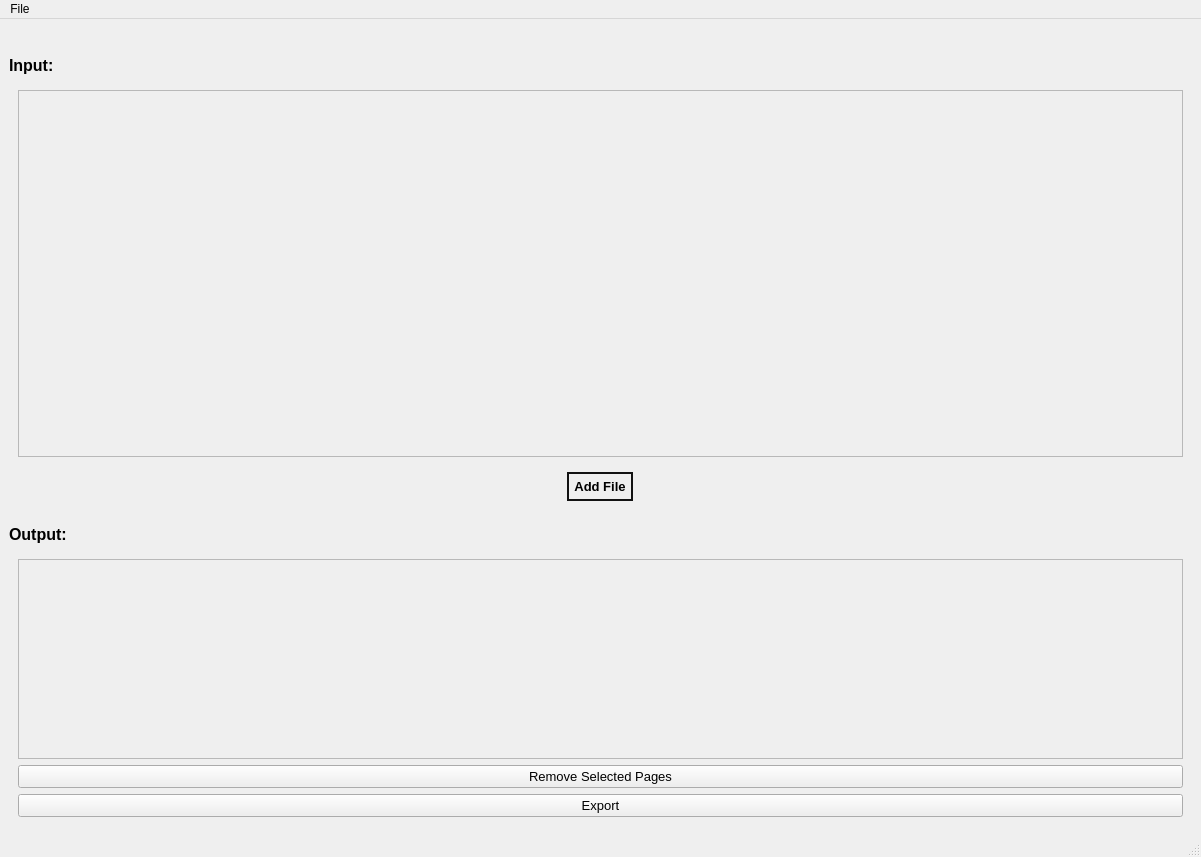
Old version of the form ui_files/MainWindow.ui in the repository StevenSong-sTs/PDF-Tailor.
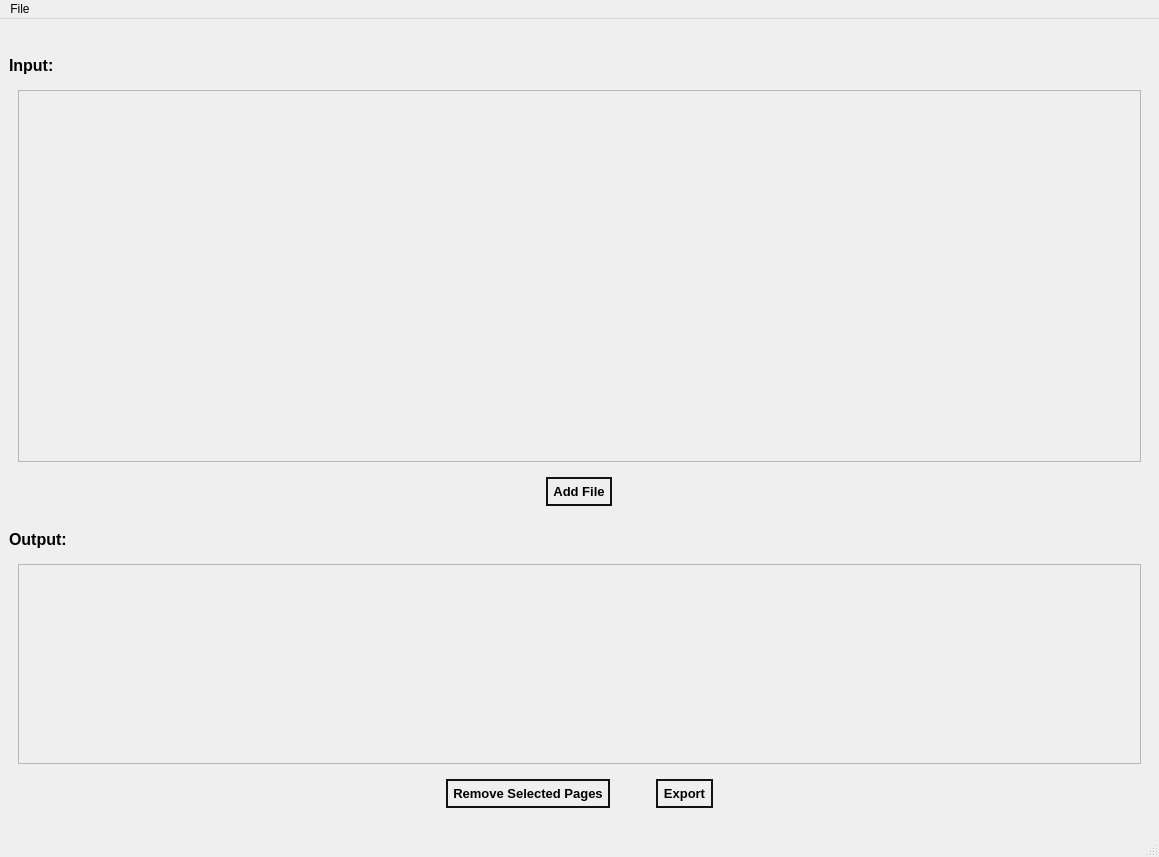
New version of the form.

Commit message: change button style

What changed in the file:
```diff
--- a/ui_files/MainWindow.ui
+++ b/ui_files/MainWindow.ui
@@ -6,7 +6,7 @@
    <rect>
     <x>0</x>
     <y>0</y>
-    <width>1201</width>
+    <width>1159</width>
     <height>857</height>
    </rect>
   </property>
@@ -56,8 +56,8 @@
            <rect>
             <x>0</x>
             <y>0</y>
-            <width>1163</width>
-            <height>333</height>
+            <width>1121</width>
+            <height>341</height>
            </rect>
           </property>
          </widget>
@@ -157,32 +157,76 @@
            <rect>
             <x>0</x>
             <y>0</y>
-            <width>1163</width>
+            <width>1121</width>
             <height>198</height>
            </rect>
           </property>
          </widget>
         </widget>
        </item>
+       <item alignment="Qt::AlignmentFlag::AlignHCenter">
+        <widget class="QWidget" name="outputButtonContainer" native="true">
+         <layout class="QHBoxLayout" name="horizontalLayout_2">
        <item>
         <widget class="QPushButton" name="removeSelectedPagesButton">
+            <property name="sizePolicy">
+             <sizepolicy hsizetype="Fixed" vsizetype="Fixed">
+              <horstretch>0</horstretch>
+              <verstretch>0</verstretch>
+             </sizepolicy>
+            </property>
          <property name="font">
           <font>
            <pointsize>10</pointsize>
-          </font>
-         </property>
+              <bold>true</bold>
+             </font>
+            </property>
+            <property name="styleSheet">
+             <string notr="true">QPushButton {
+    border: 2px solid rgb(18, 18, 18);
+    border-radius: 15px;
+    padding: 5px;
+}</string>
+            </property>
          <property name="text">
           <string>Remove Selected Pages</string>
          </property>
         </widget>
        </item>
+          <item>
+           <spacer name="horizontalSpacer">
+            <property name="orientation">
+             <enum>Qt::Orientation::Horizontal</enum>
+            </property>
+            <property name="sizeHint" stdset="0">
+             <size>
+              <width>40</width>
+              <height>20</height>
+             </size>
+            </property>
+           </spacer>
+          </item>
        <item>
         <widget class="QPushButton" name="exportButton">
+            <property name="sizePolicy">
+             <sizepolicy hsizetype="Fixed" vsizetype="Fixed">
+              <horstretch>0</horstretch>
+              <verstretch>0</verstretch>
+             </sizepolicy>
+            </property>
          <property name="font">
           <font>
            <pointsize>10</pointsize>
-          </font>
-         </property>
+              <bold>true</bold>
+             </font>
+            </property>
+            <property name="styleSheet">
+             <string notr="true">QPushButton {
+    border: 2px solid rgb(18, 18, 18);
+    border-radius: 15px;
+    padding: 5px;
+}</string>
+            </property>
          <property name="text">
           <string>Export</string>
          </property>
@@ -193,12 +237,15 @@
     </item>
    </layout>
   </widget>
+    </item>
+   </layout>
+  </widget>
   <widget class="QMenuBar" name="menubar">
    <property name="geometry">
     <rect>
      <x>0</x>
      <y>0</y>
-     <width>1201</width>
+     <width>1159</width>
      <height>33</height>
     </rect>
    </property>
```
Lines whose indentation alone changed are shown as unchanged. The commit also changes 1 other file.
